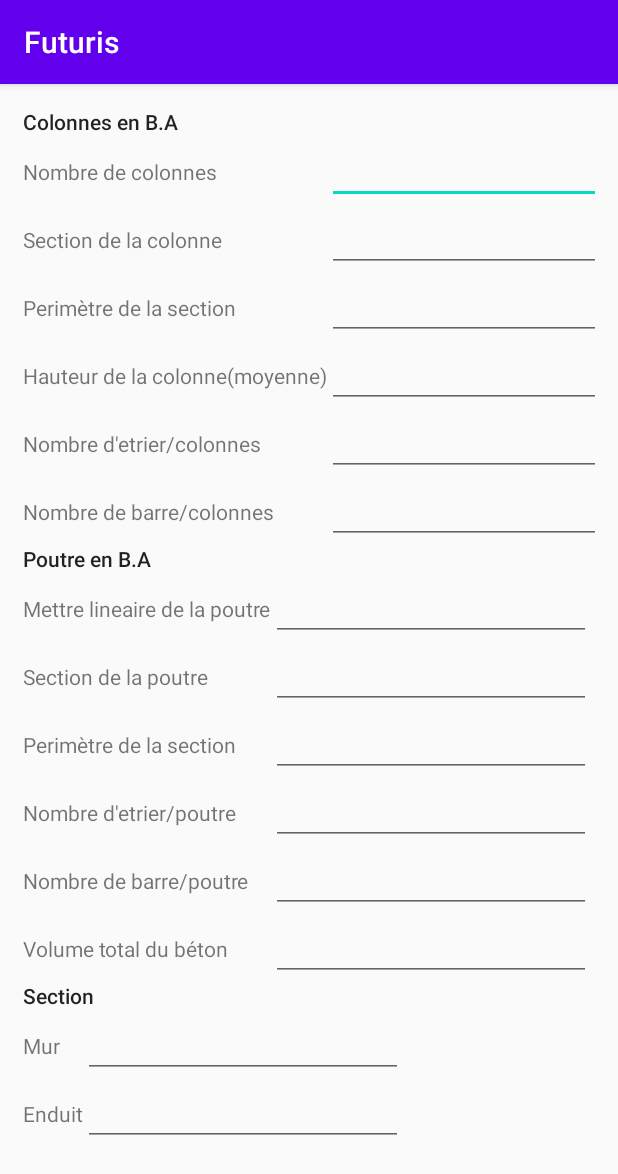
After one commit to FuturisSarl/devis_app, an Android app: the ElevationActivity screen opened directly, with no data from a screen before it, on a phone screen of 412 x 824 dp. The commit adds this screen. Shown: the top 1174 px of the screen. Run offline under Robolectric (Android 15) with nearby library versions, the phone set to English and light mode, and no system bars.

Commit message:
set minSdk to 19

```diff
--- a/app/build.gradle
+++ b/app/build.gradle
@@ -8,7 +8,7 @@ android {
 
     defaultConfig {
         applicationId "com.itverse.futuris"
-        minSdkVersion 23
+        minSdkVersion 19
         targetSdkVersion 29
         versionCode 1
         versionName "1.0"
--- a/app/src/main/AndroidManifest.xml
+++ b/app/src/main/AndroidManifest.xml
@@ -9,6 +9,8 @@
             android:roundIcon="@mipmap/ic_launcher_round"
             android:supportsRtl="true"
             android:theme="@style/AppTheme">
+        <activity android:name=".ElevationActivity">
+        </activity>
         <activity android:name=".FondationActivity">
         </activity>
         <activity android:name=".EditNewProject">
--- a/app/src/main/java/com/itverse/futuris/ComposantRecyclerAdapter.kt
+++ b/app/src/main/java/com/itverse/futuris/ComposantRecyclerAdapter.kt
@@ -21,14 +21,20 @@ class ComposantRecyclerAdapter(private val context: Context, private val composa
 
         init {
             itemView.setOnClickListener{
-                if (composantSelected == 1){
-                    val intent = Intent(context, FondationActivity::class.java)
-                    context.startActivity(intent)
+                var intent: Intent
+
+                when (composantSelected){
+                    0 -> intent = Intent(context, MaterielActivity::class.java)
+                    1 -> intent = Intent(context, FondationActivity::class.java)
+                    2 -> intent = Intent(context, ElevationActivity::class.java)
+                    //TODO: Implement all screens
+                    //TODO: Handle error on unexpected composantSelected value
+                    else -> {
+                        intent  = Intent(context, MaterielActivity::class.java)
+                    }
                 }
-                else{
-                    val intent = Intent(context, MaterielActivity::class.java)
-                    context.startActivity(intent)
-                }
+
+                context.startActivity(intent)
             }
         }
     }
--- /dev/null
+++ b/app/src/main/java/com/itverse/futuris/ElevationActivity.kt
@@ -0,0 +1,11 @@
+package com.itverse.futuris
+
+import androidx.appcompat.app.AppCompatActivity
+import android.os.Bundle
+
+class ElevationActivity : AppCompatActivity() {
+    override fun onCreate(savedInstanceState: Bundle?) {
+        super.onCreate(savedInstanceState)
+        setContentView(R.layout.activity_elevation)
+    }
+}
--- /dev/null
+++ b/app/src/main/res/layout/activity_elevation.xml
@@ -0,0 +1,229 @@
+<?xml version="1.0" encoding="utf-8"?>
+<androidx.constraintlayout.widget.ConstraintLayout
+        xmlns:android="http://schemas.android.com/apk/res/android"
+        xmlns:tools="http://schemas.android.com/tools"
+        xmlns:app="http://schemas.android.com/apk/res-auto"
+        android:layout_width="match_parent"
+        android:layout_height="match_parent"
+        tools:context=".ElevationActivity">
+
+    <ScrollView
+            android:layout_width="match_parent"
+            android:layout_height="match_parent" app:layout_constraintTop_toTopOf="parent"
+            app:layout_constraintStart_toStartOf="parent" app:layout_constraintEnd_toEndOf="parent"
+            app:layout_constraintHorizontal_bias="0.0">
+        <LinearLayout android:layout_width="match_parent" android:layout_height="wrap_content"
+                      android:orientation="vertical"/>
+    </ScrollView>
+    <LinearLayout
+            android:orientation="vertical"
+            android:layout_width="match_parent"
+            android:layout_height="match_parent" android:padding="15dp">
+        <TextView
+                android:text="Colonnes en B.A "
+                android:layout_width="match_parent"
+                android:layout_height="wrap_content" android:id="@+id/textView"
+                android:textAppearance="@style/TextAppearance.AppCompat.Body2"/>
+        <TableLayout
+                android:layout_width="match_parent"
+                android:layout_height="wrap_content">
+
+            <TableRow
+                    android:layout_width="match_parent"
+                    android:layout_height="match_parent">
+                <TextView
+                        android:text="Nombre de colonnes "
+                        android:layout_width="wrap_content"
+                        android:layout_height="wrap_content" android:id="@+id/textView27"/>
+                <EditText
+                        android:layout_width="wrap_content"
+                        android:layout_height="wrap_content"
+                        android:inputType="number"
+                        android:ems="10"
+                        android:id="@+id/editTextNumber17"/>
+            </TableRow>
+            <TableRow
+                    android:layout_width="match_parent"
+                    android:layout_height="match_parent">
+                <TextView
+                        android:text="Section de la colonne "
+                        android:layout_width="wrap_content"
+                        android:layout_height="wrap_content" android:id="@+id/textView28"/>
+                <EditText
+                        android:layout_width="wrap_content"
+                        android:layout_height="wrap_content"
+                        android:inputType="number"
+                        android:ems="10"
+                        android:id="@+id/editTextNumber19"/>
+            </TableRow>
+            <TableRow android:layout_width="match_parent" android:layout_height="match_parent">
+                <TextView
+                        android:text="Perimètre de la section"
+                        android:layout_width="wrap_content"
+                        android:layout_height="wrap_content" android:id="@+id/textView29"/>
+                <EditText
+                        android:layout_width="wrap_content"
+                        android:layout_height="wrap_content"
+                        android:inputType="number"
+                        android:ems="10"
+                        android:id="@+id/editTextNumber20"/>
+            </TableRow>
+            <TableRow android:layout_width="match_parent" android:layout_height="match_parent">
+                <TextView
+                        android:text="Hauteur de la colonne(moyenne)"
+                        android:layout_width="wrap_content"
+                        android:layout_height="wrap_content" android:id="@+id/textView30"/>
+                <EditText
+                        android:layout_width="wrap_content"
+                        android:layout_height="wrap_content"
+                        android:inputType="number"
+                        android:ems="10"
+                        android:id="@+id/editTextNumber23"/>
+            </TableRow>
+            <TableRow android:layout_width="match_parent" android:layout_height="match_parent">
+                <TextView
+                        android:text="Nombre d'etrier/colonnes"
+                        android:layout_width="wrap_content"
+                        android:layout_height="wrap_content" android:id="@+id/textView31"/>
+                <EditText
+                        android:layout_width="wrap_content"
+                        android:layout_height="wrap_content"
+                        android:inputType="number"
+                        android:ems="10"
+                        android:id="@+id/editTextNumber21"/>
+            </TableRow>
+            <TableRow android:layout_width="match_parent" android:layout_height="match_parent">
+                <TextView
+                        android:text="Nombre de barre/colonnes"
+                        android:layout_width="wrap_content"
+                        android:layout_height="wrap_content" android:id="@+id/textView32"/>
+                <EditText
+                        android:layout_width="wrap_content"
+                        android:layout_height="wrap_content"
+                        android:inputType="number"
+                        android:ems="10"
+                        android:id="@+id/editTextNumber22"/>
+            </TableRow>
+        </TableLayout>
+        <TextView
+                android:text="Poutre en B.A"
+                android:layout_width="match_parent"
+                android:layout_height="wrap_content" android:id="@+id/textView24"
+                android:textAppearance="@style/TextAppearance.AppCompat.Body2"/>
+        <TableLayout
+                android:layout_width="match_parent"
+                android:layout_height="wrap_content">
+
+            <TableRow
+                    android:layout_width="match_parent"
+                    android:layout_height="match_parent">
+                <TextView
+                        android:text="Mettre lineaire de la poutre"
+                        android:layout_width="wrap_content"
+                        android:layout_height="wrap_content" android:id="@+id/textView33"/>
+                <EditText
+                        android:layout_width="wrap_content"
+                        android:layout_height="wrap_content"
+                        android:inputType="number"
+                        android:ems="10"
+                        android:id="@+id/editTextNumber24"/>
+            </TableRow>
+            <TableRow
+                    android:layout_width="match_parent"
+                    android:layout_height="match_parent">
+                <TextView
+                        android:text="Section de la poutre"
+                        android:layout_width="wrap_content"
+                        android:layout_height="wrap_content" android:id="@+id/textView36"/>
+                <EditText
+                        android:layout_width="wrap_content"
+                        android:layout_height="wrap_content"
+                        android:inputType="number"
+                        android:ems="10"
+                        android:id="@+id/editTextNumber25"/>
+            </TableRow>
+            <TableRow android:layout_width="match_parent" android:layout_height="match_parent">
+                <TextView
+                        android:text="Perimètre de la section"
+                        android:layout_width="wrap_content"
+                        android:layout_height="wrap_content" android:id="@+id/textView35"/>
+                <EditText
+                        android:layout_width="wrap_content"
+                        android:layout_height="wrap_content"
+                        android:inputType="number"
+                        android:ems="10"
+                        android:id="@+id/editTextNumber26"/>
+            </TableRow>
+            <TableRow android:layout_width="match_parent" android:layout_height="match_parent">
+                <TextView
+                        android:text="Nombre d'etrier/poutre"
+                        android:layout_width="wrap_content"
+                        android:layout_height="wrap_content" android:id="@+id/textView34"/>
+                <EditText
+                        android:layout_width="wrap_content"
+                        android:layout_height="wrap_content"
+                        android:inputType="number"
+                        android:ems="10"
+                        android:id="@+id/editTextNumber28"/>
+            </TableRow>
+            <TableRow android:layout_width="match_parent" android:layout_height="match_parent">
+                <TextView
+                        android:text="Nombre de barre/poutre"
+                        android:layout_width="wrap_content"
+                        android:layout_height="wrap_content" android:id="@+id/textView37"/>
+                <EditText
+                        android:layout_width="wrap_content"
+                        android:layout_height="wrap_content"
+                        android:inputType="number"
+                        android:ems="10"
+                        android:id="@+id/editTextNumber27"/>
+            </TableRow>
+            <TableRow android:layout_width="match_parent" android:layout_height="match_parent">
+                <TextView
+                        android:text="Volume total du béton"
+                        android:layout_width="wrap_content"
+                        android:layout_height="wrap_content" android:id="@+id/textView38"/>
+                <EditText
+                        android:layout_width="wrap_content"
+                        android:layout_height="wrap_content"
+                        android:inputType="number"
+                        android:ems="10"
+                        android:id="@+id/editTextNumber29"/>
+            </TableRow>
+        </TableLayout>
+        <TextView
+                android:text="Section"
+                android:layout_width="match_parent"
+                android:layout_height="wrap_content" android:id="@+id/textView39"
+                android:textAppearance="@style/TextAppearance.AppCompat.Body2"/>
+        <TableLayout
+                android:layout_width="match_parent"
+                android:layout_height="match_parent">
+
+            <TableRow android:layout_width="match_parent" android:layout_height="match_parent">
+                <TextView
+                        android:text="Mur"
+                        android:layout_width="match_parent"
+                        android:layout_height="wrap_content" android:id="@+id/textView25"/>
+                <EditText
+                        android:layout_width="wrap_content"
+                        android:layout_height="wrap_content"
+                        android:inputType="number"
+                        android:ems="10"
+                        android:id="@+id/editTextNumber30"/>
+            </TableRow>
+            <TableRow android:layout_width="match_parent" android:layout_height="match_parent">
+                <TextView
+                        android:text="Enduit"
+                        android:layout_width="match_parent"
+                        android:layout_height="wrap_content" android:id="@+id/textView26"/>
+                <EditText
+                        android:layout_width="wrap_content"
+                        android:layout_height="wrap_content"
+                        android:inputType="number"
+                        android:ems="10"
+                        android:id="@+id/editTextNumber31"/>
+            </TableRow>
+        </TableLayout>
+    </LinearLayout>
+</androidx.constraintlayout.widget.ConstraintLayout>
--- a/app/src/main/res/layout/activity_fondation.xml
+++ b/app/src/main/res/layout/activity_fondation.xml
@@ -120,7 +120,7 @@
                             android:id="@+id/editTextNumber6"/>
                 </TableRow>
                 <TableRow android:layout_width="match_parent" android:layout_height="match_parent"
-                          android:theme="@style/grid_input_detail">
+                >
                     <TextView
                             android:text="Hauteur du socle"
                             android:layout_width="wrap_content"
```
Also changed, not shown: 1 other file.
